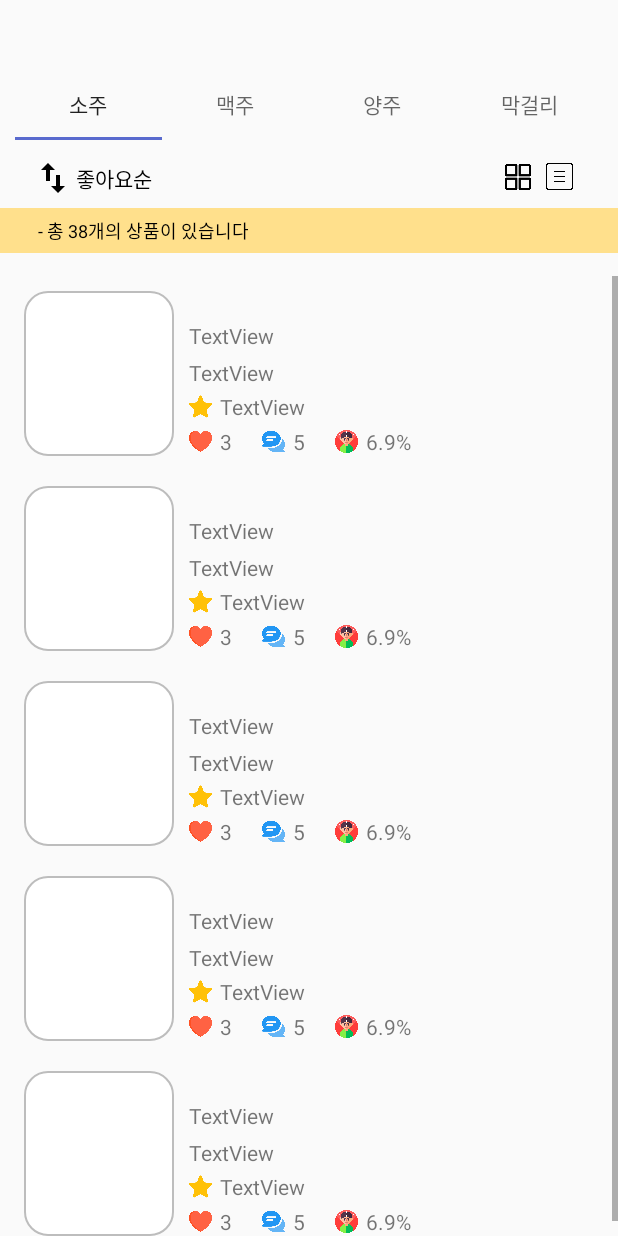
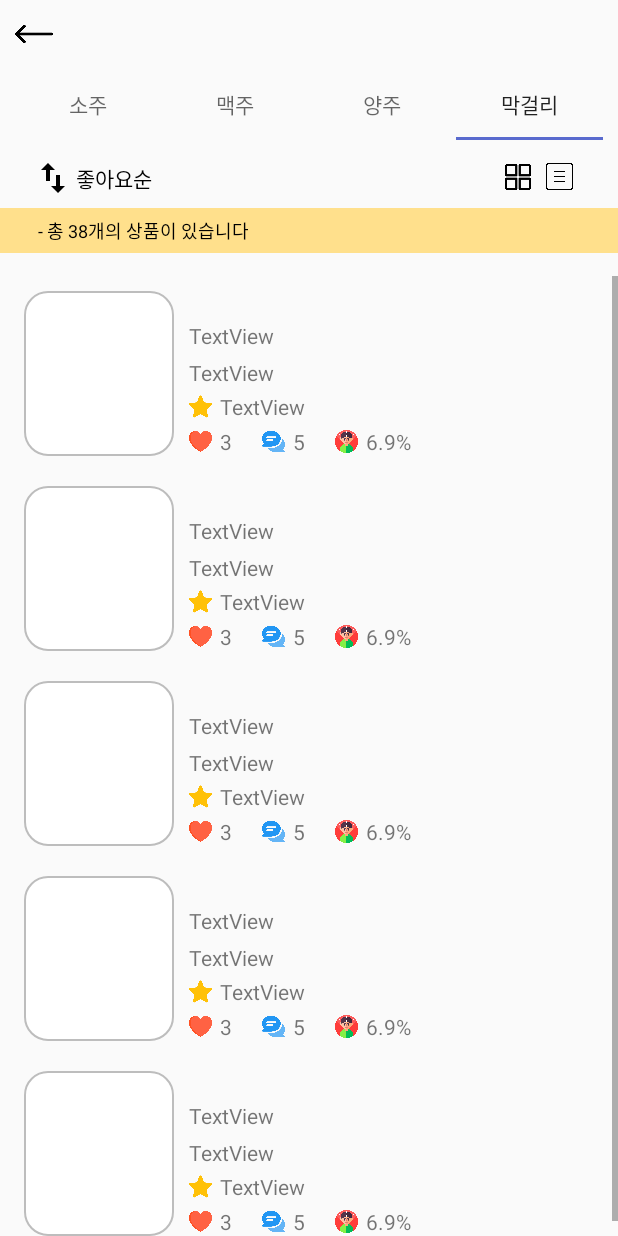
Before and after one commit to jiwon2724/drinkProject, an Android app: the screen it shows after launch (DrinkListActivity), after a tap on an icon or button, on a phone screen of 412 x 824 dp. Run offline under Robolectric (Android 15) with nearby library versions, the phone set to English and light mode, and no system bars; libraries missing offline, so code that uses them is left out: me.relex.circleindicator; pictures from the network do not load; 2 other taps on this screen came first.

Commit message:
버튼 클릭시 TabLayout tabItem 포지션 설정(눌림 상태)
TabLayout CallBack함수 구현

DrinkInfoActicity 레이아웃 구현

```diff
--- a/app/src/main/AndroidManifest.xml
+++ b/app/src/main/AndroidManifest.xml
@@ -9,19 +9,21 @@
 
     <application
         android:allowBackup="true"
+        android:hardwareAccelerated="false"
         android:icon="@mipmap/ic_launcher"
         android:label="@string/app_name"
+        android:largeHeap="true"
         android:networkSecurityConfig="@xml/network_security_config"
         android:roundIcon="@mipmap/ic_launcher_round"
         android:supportsRtl="true"
         android:theme="@style/AppTheme"
         android:usesCleartextTraffic="true">
-        <activity android:name=".SPLASH.SplashActivity"></activity>
+        <activity android:name=".DRINK.DrinkInfoActicity"></activity>
+        <activity android:name=".SPLASH.SplashActivity" />
         <activity android:name=".DRINK.DrinkListActivity" />
         <activity android:name=".LOGIN.LoginActivity" />
         <activity android:name=".LOGIN.SignUpActivity" />
         <activity android:name=".MainActivity" />
-
         <activity android:name=".DRINK.DrinkMainActivity">
             <intent-filter>
                 <action android:name="android.intent.action.MAIN" />
--- a/app/src/main/java/com/example/drinkproject/DRINK/DrinkListActivity.kt
+++ b/app/src/main/java/com/example/drinkproject/DRINK/DrinkListActivity.kt
@@ -1,17 +1,21 @@
 package com.example.drinkproject.DRINK
 
+import android.content.Intent
 import androidx.appcompat.app.AppCompatActivity
 import android.os.Bundle
+import android.util.Log
 import android.view.View
 import androidx.recyclerview.widget.GridLayoutManager
 import androidx.recyclerview.widget.LinearLayoutManager
 import com.example.drinkproject.R
 import com.example.drinkproject.RESOURCE.ADAPTER.DrinkListAdapter
+import com.google.android.material.tabs.TabLayout
 import kotlinx.android.synthetic.main.activity_drink_list.*
+import kotlinx.android.synthetic.main.activity_drink_main.*
 
-class DrinkListActivity : AppCompatActivity(), View.OnClickListener {
+class DrinkListActivity : AppCompatActivity(), View.OnClickListener, TabLayout.OnTabSelectedListener{
 
-    var drinkType : String =""
+    var drinkType : String = ""
     val arrayList : ArrayList<String> = arrayListOf("asd", "sss", "123", "123", "123")
     var adapter = DrinkListAdapter(this, arrayList, 1)
 
@@ -19,19 +23,41 @@ class DrinkListActivity : AppCompatActivity(), View.OnClickListener {
         super.onCreate(savedInstanceState)
         setContentView(R.layout.activity_drink_list)
         init()
+        goBackImageButton.setOnClickListener { finish() }
+
+        /** 임시 DrinkInfoActivity테스트  원래는 어댑터 아이템 클릭시로 이동 **/
+        sortTextView.setOnClickListener {
+            val intent = Intent(this, DrinkInfoActicity::class.java)
+            startActivity(intent)
+        }
     }
 
+    /** 시작시 필요한 작업 세팅 **/
     fun init(){
         when(intent.hasExtra("drinkType")){
-            true -> { drinkType = intent.getStringExtra("drinkType")!! }
+            true -> {
+                drinkType = intent.getStringExtra("drinkType")!!
+                tabItemClick()
+            }
             false -> finish() // 들어온 값이 없을때 처리
         }
 
+        dirnkTabLayout.addOnTabSelectedListener(this)
         gridButton.setOnClickListener(this)
         listButton.setOnClickListener(this)
 
         recyclerView.layoutManager = LinearLayoutManager(this)
         recyclerView.adapter = adapter
+    }
+
+    /** DirnkMainActivity에서 넘어온 주류로 탭 선택 **/
+    fun tabItemClick(){
+        when(drinkType) {
+            "soju" -> dirnkTabLayout.selectTab(dirnkTabLayout.getTabAt(0))
+            "beer" -> dirnkTabLayout.selectTab(dirnkTabLayout.getTabAt(1))
+            "liquor" -> dirnkTabLayout.selectTab(dirnkTabLayout.getTabAt(2))
+            "makgeolli" -> dirnkTabLayout.selectTab(dirnkTabLayout.getTabAt(3))
+        }
     }
 
     override fun onClick(view: View?) {
@@ -53,4 +79,18 @@ class DrinkListActivity : AppCompatActivity(), View.OnClickListener {
             }
         }
     }
+
+    /** 탭 클릭시 **/
+    override fun onTabSelected(tab: TabLayout.Tab?) {
+        Log.d("로그", "onTabSelected")
+        // todo http 통신
+    }
+
+    override fun onTabUnselected(tab: TabLayout.Tab?) {
+        Log.d("로그", "onTabUnselected")
+    }
+
+    override fun onTabReselected(tab: TabLayout.Tab?) {
+        Log.d("로그", "onTabReselected")
+    }
 }
--- a/app/src/main/java/com/example/drinkproject/LOGIN/LoginActivity.kt
+++ b/app/src/main/java/com/example/drinkproject/LOGIN/LoginActivity.kt
@@ -4,7 +4,7 @@ import android.content.Intent
 import androidx.appcompat.app.AppCompatActivity
 import android.os.Bundle
 import android.util.Log
-import com.example.drinkproject.MainActivity
+import com.example.drinkproject.DRINK.DrinkMainActivity
 import com.example.drinkproject.R
 import com.example.drinkproject.RESOURCE.Constant
 import com.example.drinkproject.RESOURCE.DTO.SignDTO
@@ -56,7 +56,7 @@ class LoginActivity : AppCompatActivity() {
                 override fun onResponse(call: Call<SignDTO>, response: Response<SignDTO>) {
                     when(response.body()!!.resultNum){
                         "200" -> {
-                            val intent = Intent(this@LoginActivity, MainActivity::class.java)
+                            val intent = Intent(this@LoginActivity, DrinkMainActivity::class.java)
                             startActivity(intent)
                             finish()
                         }
--- a/app/src/main/res/layout/activity_drink_list.xml
+++ b/app/src/main/res/layout/activity_drink_list.xml
@@ -7,7 +7,7 @@
     tools:context=".DRINK.DrinkListActivity">
 
     <com.google.android.material.tabs.TabLayout
-        android:id="@+id/tabLayout2"
+        android:id="@+id/dirnkTabLayout"
         android:layout_width="0dp"
         android:layout_height="wrap_content"
         android:layout_marginStart="10dp"
@@ -55,7 +55,7 @@
 
     <TextView
         android:textColor="@color/black"
-        android:id="@+id/textView"
+        android:id="@+id/sortTextView"
         android:layout_width="wrap_content"
         android:layout_height="wrap_content"
         android:layout_marginStart="5dp"
@@ -71,8 +71,8 @@
         android:layout_marginStart="15dp"
         android:layout_marginTop="15dp"
         android:background="@drawable/up_down"
-        app:layout_constraintStart_toStartOf="@+id/tabLayout2"
-        app:layout_constraintTop_toBottomOf="@+id/tabLayout2" />
+        app:layout_constraintStart_toStartOf="@+id/dirnkTabLayout"
+        app:layout_constraintTop_toBottomOf="@+id/dirnkTabLayout" />
 
     <Button
         android:id="@+id/gridButton"
@@ -91,8 +91,8 @@
         android:layout_marginTop="15dp"
         android:layout_marginEnd="20dp"
         android:background="@drawable/grid"
-        app:layout_constraintEnd_toEndOf="@+id/tabLayout2"
-        app:layout_constraintTop_toBottomOf="@+id/tabLayout2" />
+        app:layout_constraintEnd_toEndOf="@+id/dirnkTabLayout"
+        app:layout_constraintTop_toBottomOf="@+id/dirnkTabLayout" />
 
     <View
         android:background="#FFE08C"
@@ -115,4 +115,13 @@
         app:layout_constraintStart_toStartOf="@+id/imageButton3"
         app:layout_constraintTop_toTopOf="@+id/view2" />
 
+    <ImageButton
+        android:id="@+id/goBackImageButton"
+        android:layout_width="25dp"
+        android:layout_height="25dp"
+        android:background="@drawable/left_arrow"
+        app:layout_constraintBottom_toTopOf="@+id/dirnkTabLayout"
+        app:layout_constraintStart_toStartOf="@+id/dirnkTabLayout"
+        app:layout_constraintTop_toTopOf="parent" />
+
 </androidx.constraintlayout.widget.ConstraintLayout>
```
Also changed, not shown: app/src/main/java/com/example/drinkproject/DRINK/DrinkInfoActicity.kt (added, +17 -0 lines), app/src/main/java/com/example/drinkproject/MainActivity.kt (deleted, +0 -25 lines), app/src/main/res/layout/activity_drink_info_acticity.xml (added, +184 -0 lines), app/src/main/res/drawable-v24/beer_background.png (added), app/src/main/res/drawable-v24/left_arrow.png (added), app/src/main/res/drawable/beer_background.png (added), app/src/main/res/drawable/left_arrow.png (added).
